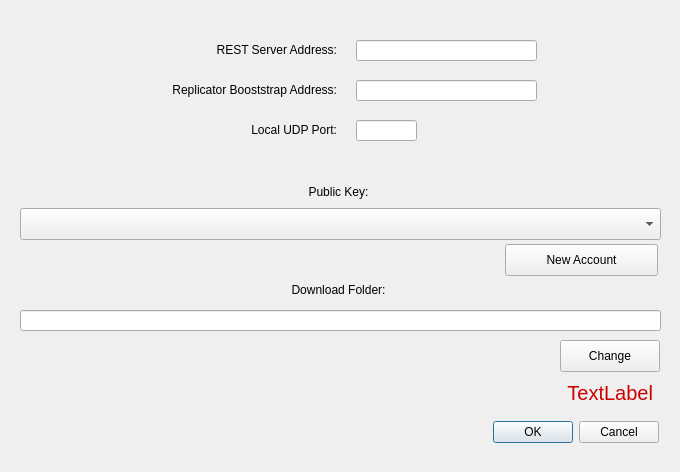
Old version of the form UserApp/SettingsDialog.ui in the repository proximax-storage/cpp-xpx-storage-user-app.
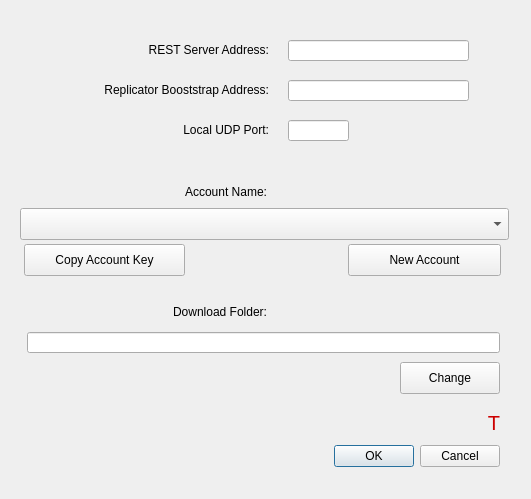
New version of the form.

Commit message: added accountName, ALEX_LOCAL_TEST, VICTOR_LOCAL_TEST

Patch:
```diff
--- a/UserApp/SettingsDialog.ui
+++ b/UserApp/SettingsDialog.ui
@@ -6,8 +6,8 @@
    <rect>
     <x>0</x>
     <y>0</y>
-    <width>680</width>
-    <height>472</height>
+    <width>531</width>
+    <height>499</height>
    </rect>
   </property>
   <property name="windowTitle">
@@ -16,9 +16,9 @@
   <widget class="QDialogButtonBox" name="buttonBox">
    <property name="geometry">
     <rect>
-     <x>10</x>
-     <y>416</y>
-     <width>649</width>
+     <x>20</x>
+     <y>440</y>
+     <width>480</width>
      <height>32</height>
     </rect>
    </property>
@@ -32,7 +32,7 @@
   <widget class="QLabel" name="label">
    <property name="geometry">
     <rect>
-     <x>126</x>
+     <x>58</x>
      <y>40</y>
      <width>211</width>
      <height>20</height>
@@ -48,7 +48,7 @@
   <widget class="QLineEdit" name="m_restBootAddrField">
    <property name="geometry">
     <rect>
-     <x>356</x>
+     <x>288</x>
      <y>40</y>
      <width>181</width>
      <height>21</height>
@@ -58,7 +58,7 @@
   <widget class="QLabel" name="label_2">
    <property name="geometry">
     <rect>
-     <x>126</x>
+     <x>58</x>
      <y>80</y>
      <width>211</width>
      <height>20</height>
@@ -74,7 +74,7 @@
   <widget class="QLineEdit" name="m_replicatorBootAddrField">
    <property name="geometry">
     <rect>
-     <x>356</x>
+     <x>288</x>
      <y>80</y>
      <width>181</width>
      <height>21</height>
@@ -87,7 +87,7 @@
   <widget class="QLabel" name="label_3">
    <property name="geometry">
     <rect>
-     <x>126</x>
+     <x>58</x>
      <y>120</y>
      <width>211</width>
      <height>20</height>
@@ -103,7 +103,7 @@
   <widget class="QLineEdit" name="m_portField">
    <property name="geometry">
     <rect>
-     <x>356</x>
+     <x>288</x>
      <y>120</y>
      <width>61</width>
      <height>21</height>
@@ -116,25 +116,25 @@
   <widget class="QLabel" name="label_4">
    <property name="geometry">
     <rect>
-     <x>20</x>
+     <x>56</x>
      <y>182</y>
-     <width>637</width>
+     <width>211</width>
      <height>20</height>
     </rect>
    </property>
    <property name="text">
-    <string>Public Key:</string>
+    <string>Account Name:</string>
    </property>
    <property name="alignment">
-    <set>Qt::AlignCenter</set>
+    <set>Qt::AlignRight|Qt::AlignTrailing|Qt::AlignVCenter</set>
    </property>
   </widget>
   <widget class="QLineEdit" name="m_dnFolderField">
    <property name="geometry">
     <rect>
-     <x>20</x>
-     <y>310</y>
-     <width>641</width>
+     <x>27</x>
+     <y>332</y>
+     <width>473</width>
      <height>21</height>
     </rect>
    </property>
@@ -145,9 +145,9 @@
   <widget class="QLabel" name="label_5">
    <property name="geometry">
     <rect>
-     <x>20</x>
-     <y>280</y>
-     <width>637</width>
+     <x>56</x>
+     <y>302</y>
+     <width>211</width>
      <height>20</height>
     </rect>
    </property>
@@ -155,14 +155,14 @@
     <string>Download Folder:</string>
    </property>
    <property name="alignment">
-    <set>Qt::AlignCenter</set>
+    <set>Qt::AlignRight|Qt::AlignTrailing|Qt::AlignVCenter</set>
    </property>
   </widget>
   <widget class="QPushButton" name="m_dnFolderBtn">
    <property name="geometry">
     <rect>
-     <x>560</x>
-     <y>340</y>
+     <x>400</x>
+     <y>362</y>
      <width>100</width>
      <height>32</height>
     </rect>
@@ -174,7 +174,7 @@
   <widget class="QPushButton" name="m_newAccountBtn">
    <property name="geometry">
     <rect>
-     <x>505</x>
+     <x>348</x>
      <y>244</y>
      <width>153</width>
      <height>32</height>
@@ -187,9 +187,9 @@
   <widget class="QLabel" name="m_errorText">
    <property name="geometry">
     <rect>
-     <x>64</x>
-     <y>380</y>
-     <width>589</width>
+     <x>20</x>
+     <y>410</y>
+     <width>480</width>
      <height>25</height>
     </rect>
    </property>
@@ -202,7 +202,7 @@
     <string notr="true">color : #cc0000</string>
    </property>
    <property name="text">
-    <string>TextLabel</string>
+    <string>T</string>
    </property>
    <property name="alignment">
     <set>Qt::AlignRight|Qt::AlignTrailing|Qt::AlignVCenter</set>
@@ -213,11 +213,24 @@
     <rect>
      <x>20</x>
      <y>208</y>
-     <width>641</width>
+     <width>489</width>
      <height>32</height>
     </rect>
    </property>
   </widget>
+  <widget class="QPushButton" name="m_newAccountBtn_2">
+   <property name="geometry">
+    <rect>
+     <x>24</x>
+     <y>244</y>
+     <width>161</width>
+     <height>32</height>
+    </rect>
+   </property>
+   <property name="text">
+    <string>Copy Account Key</string>
+   </property>
+  </widget>
  </widget>
  <tabstops>
   <tabstop>m_restBootAddrField</tabstop>
```
The commit also changes 9 other files.
